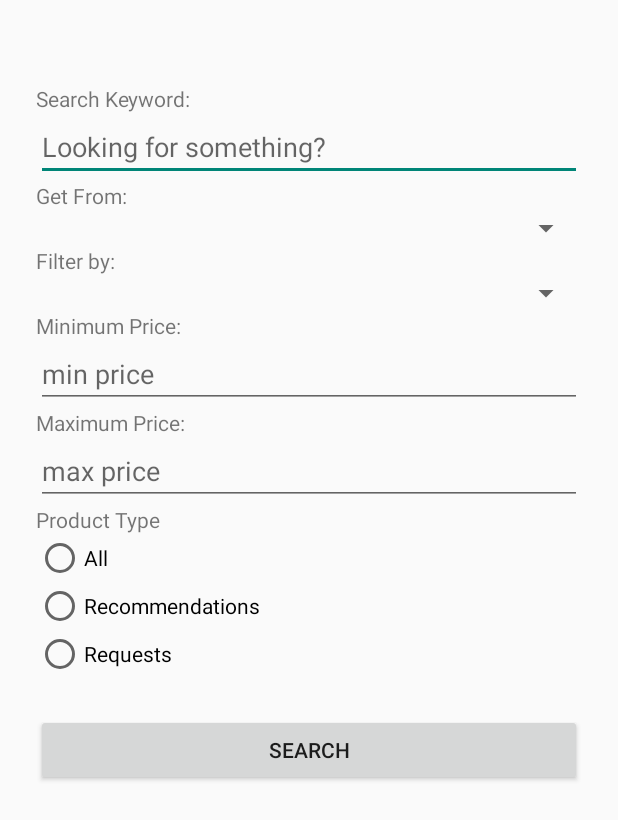
After one commit to krissacarbon/pasa-master, an Android app: the layout search_dialog.xml on its own in the app's theme, with its tools: preview values and no code run, on a phone screen of 412 x 824 dp. The commit adds this screen. Shown: the top 820 px of the screen. Run offline under Robolectric (Android 15) with nearby library versions, the phone set to English and light mode, and no system bars; network calls fail.

Commit message:
Search View WIP

```diff
--- /dev/null
+++ b/Pasabuy/app/src/main/res/layout/search_dialog.xml
@@ -0,0 +1,133 @@
+<FrameLayout xmlns:android="http://schemas.android.com/apk/res/android"
+    xmlns:tools="http://schemas.android.com/tools" android:layout_width="match_parent"
+    android:layout_height="match_parent" tools:context="com.pasabuy.pasabuy.AddJourney">
+
+    <!-- TODO: Update blank fragment layout -->
+    <!--<TextView android:layout_width="match_parent" android:layout_height="match_parent"-->
+        <!--android:text="@string/hello_blank_fragment"-->
+        <!--android:id="@+id/add_journey_string" />-->
+
+    <ScrollView
+        xmlns:android="http://schemas.android.com/apk/res/android"
+        android:layout_width="fill_parent"
+        android:layout_height="fill_parent"
+        android:fitsSystemWindows="true">
+
+        <LinearLayout
+            android:orientation="vertical"
+            android:layout_width="match_parent"
+            android:layout_height="wrap_content"
+            android:paddingTop="56dp"
+            android:paddingLeft="24dp"
+            android:paddingRight="24dp">
+
+            <TextView
+                android:id="@+id/search_label"
+                android:layout_width="wrap_content"
+                android:layout_height="wrap_content"
+                android:text= "Search Keyword:" />
+
+            <EditText
+                android:id="@+id/search_edit"
+                android:layout_width="fill_parent"
+                android:layout_height="wrap_content"
+                android:hint="Looking for something?" />
+
+            <!--  Country -->
+            <TextView
+                android:id="@+id/spinner_location_label"
+                android:layout_width="wrap_content"
+                android:layout_height="wrap_content"
+                android:text="Get From: " />
+
+            <Spinner
+                android:id="@+id/SpinnerFeedbackTypeLocation"
+                android:layout_height="wrap_content"
+                android:prompt="@string/location_city_string"
+                android:layout_width="fill_parent"
+                android:spinnerMode="dropdown">
+            </Spinner>
+
+            <!--  City -->
+            <TextView
+                android:id="@+id/spinner_category_label"
+                android:layout_width="wrap_content"
+                android:layout_height="wrap_content"
+                android:text= "Filter by:" />
+
+            <Spinner
+                android:id="@+id/SpinnerFeedbackTypeCategory"
+                android:layout_height="wrap_content"
+                android:prompt="@string/location_city_string"
+                android:layout_width="fill_parent"
+                android:spinnerMode="dropdown">
+            </Spinner>
+
+            <TextView
+                android:id="@+id/min_price_label"
+                android:layout_width="wrap_content"
+                android:layout_height="wrap_content"
+                android:text= "Minimum Price:" />
+
+            <EditText
+                android:id="@+id/min_price_edit"
+                android:layout_width="fill_parent"
+                android:layout_height="wrap_content"
+                android:inputType="numberDecimal"
+                android:hint = "min price" />
+
+            <TextView
+                android:id="@+id/max_price_label"
+                android:layout_width="wrap_content"
+                android:layout_height="wrap_content"
+                android:text= "Maximum Price:" />
+
+            <EditText
+                android:id="@+id/max_price_edit"
+                android:layout_width="fill_parent"
+                android:layout_height="wrap_content"
+                android:inputType="numberDecimal"
+                android:hint = "max price" />
+
+            <TextView
+                android:id="@+id/type_label"
+                android:layout_width="wrap_content"
+                android:layout_height="wrap_content"
+                android:text= "Product Type" />
+
+            <RadioGroup xmlns:android="http://schemas.android.com/apk/res/android"
+                android:layout_width="fill_parent"
+                android:layout_height="wrap_content"
+                android:orientation="vertical">
+                <RadioButton android:id="@+id/radio_all"
+                    android:layout_width="wrap_content"
+                    android:layout_height="wrap_content"
+                    android:text="All"
+                    />
+                <RadioButton android:id="@+id/radio_recommendations"
+                    android:layout_width="wrap_content"
+                    android:layout_height="wrap_content"
+                    android:text="Recommendations"
+                    />
+                <RadioButton android:id="@+id/radio_requests"
+                    android:layout_width="wrap_content"
+                    android:layout_height="wrap_content"
+                    android:text="Requests"
+                    />
+            </RadioGroup>
+            <!-- Add Journey Button -->
+            <android.support.v7.widget.AppCompatButton
+                android:id="@+id/btn_submit_search"
+                android:textAlignment="center"
+                android:layout_width="fill_parent"
+                android:layout_height="wrap_content"
+                android:layout_marginTop="24dp"
+                android:layout_marginBottom="24dp"
+                android:padding="12dp"
+                android:text="Search"/>
+
+
+        </LinearLayout>
+    </ScrollView>
+
+</FrameLayout>
--- a/Pasabuy/app/src/main/res/menu/menu_main.xml
+++ b/Pasabuy/app/src/main/res/menu/menu_main.xml
@@ -1,6 +1,8 @@
 <menu xmlns:android="http://schemas.android.com/apk/res/android"
     xmlns:app="http://schemas.android.com/apk/res-auto"
     xmlns:tools="http://schemas.android.com/tools" tools:context=".MainActivity">
-    <item android:id="@+id/action_settings" android:title="@string/action_settings"
-        android:orderInCategory="100" app:showAsAction="never" />
+    <item android:id="@+id/action_search" android:title="Search"
+        android:orderInCategory="100"
+        android:icon="@drawable/check"
+        app:showAsAction="always" />
 </menu>
--- a/Pasabuy/app/src/main/res/values/strings.xml
+++ b/Pasabuy/app/src/main/res/values/strings.xml
@@ -82,6 +82,7 @@ The Pasabuy Guarantee\n\n
         <item>Profile</item>
         <item>View Journey</item>
         <item>Add Journey</item>
+        <item>Search</item>
         <item>FAQS</item>
         <item>Logout</item>
     </string-array>
@@ -90,6 +91,7 @@ The Pasabuy Guarantee\n\n
         <item>@drawable/edit_profile</item>
         <item>@drawable/calendar</item>
         <item>@drawable/add</item>
+        <item>@drawable/calendar</item>
         <item>@drawable/faqs_and_policies</item>
         <item>@drawable/logout</item>
     </array>
```
Also changed, not shown: Pasabuy/app/src/main/java/com/pasabuy/pasabuy/MainActivity.java (+90 -5 lines), Pasabuy/app/src/main/java/com/pasabuy/pasabuy/ProductObject.java (added, +57 -0 lines), Pasabuy/app/src/main/java/com/pasabuy/pasabuy/SearchView.java (added, +257 -0 lines), Pasabuy/app/src/main/java/com/pasabuy/pasabuy/Utility.java (+60 -9 lines), Pasabuy/app/src/main/res/layout/fragment_search.xml (added, +25 -0 lines), Pasabuy/app/src/main/res/layout/product_list_item.xml (added, +76 -0 lines).
